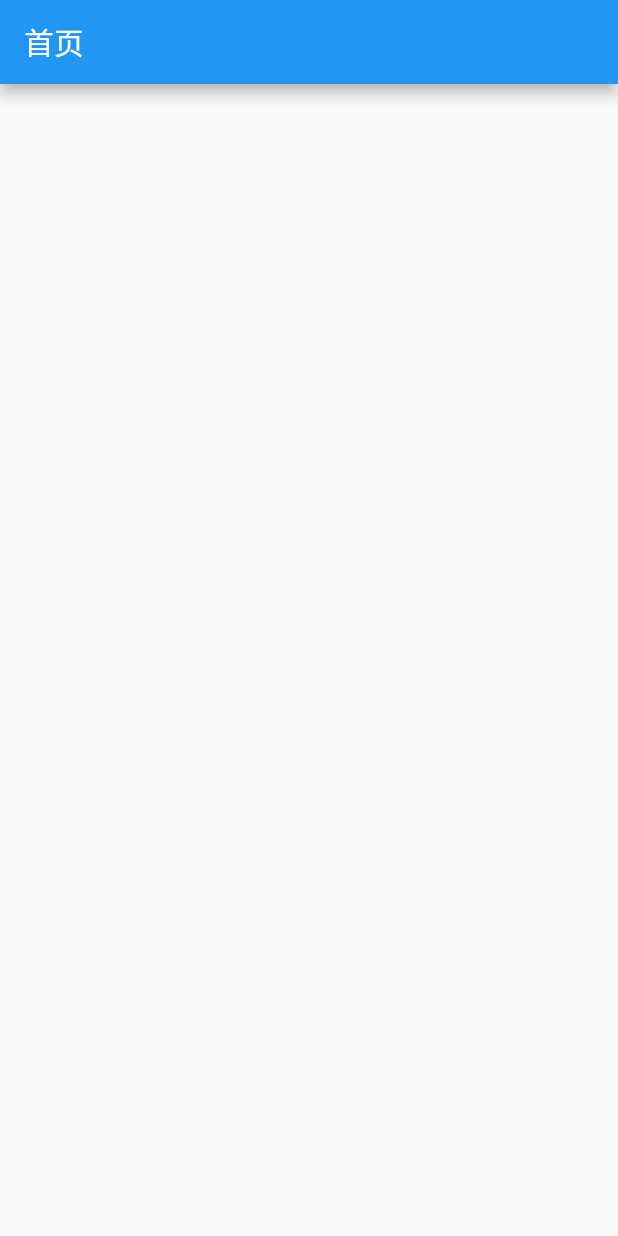
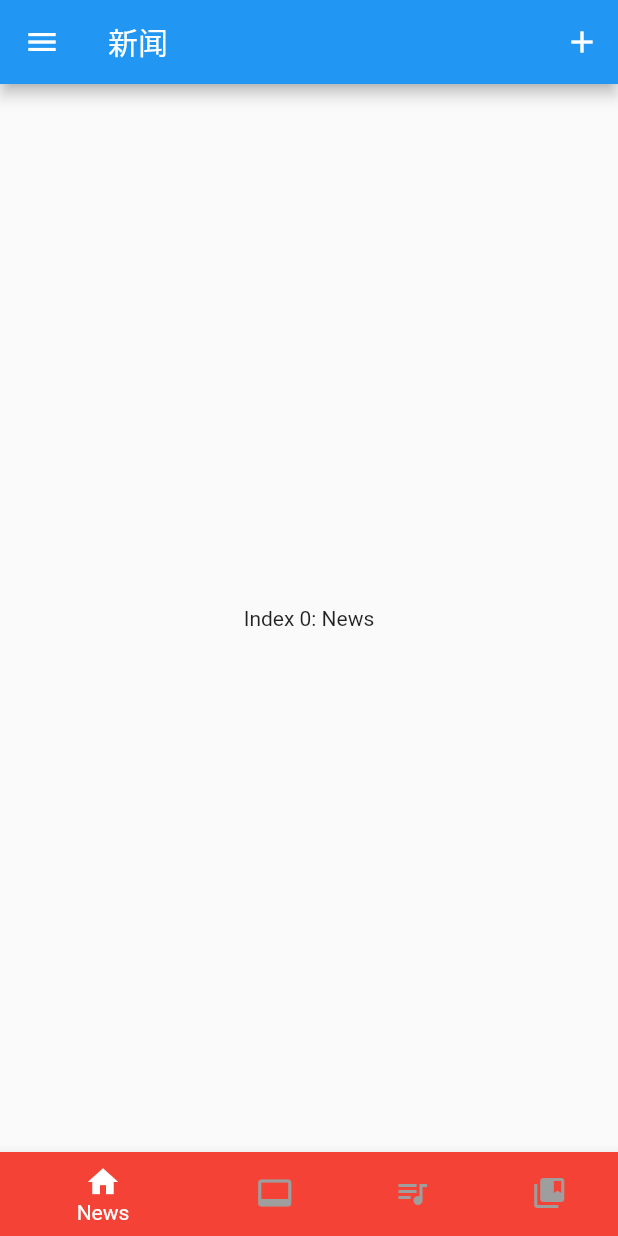
Before and after one commit to HappyGhostz/show_time_for_flutter, a Flutter app: the HomePage screen opened directly, on a phone screen of 412 x 824 dp. Run offline on Flutter 3.47's test engine with Material 2 defaults, Android fonts, the phone set to English and light mode, and no system bars.

Commit message:
feat: draw ui completed

```diff
--- a/lib/home.dart
+++ b/lib/home.dart
@@ -6,6 +6,9 @@ class HomeWidget extends StatelessWidget{
     return MaterialApp(
       debugShowCheckedModeBanner: false,
       home: HomePage(),
+      theme: ThemeData(
+        primarySwatch: Colors.red,
+      ),
     );
   }
 }
@@ -15,12 +18,124 @@ class HomePage extends StatefulWidget{
   State<StatefulWidget> createState()=>HomePageState();
 }
 class HomePageState extends State<HomePage>{
+  int _selectedIndex = 0;
+  final _selectedTitles =[
+    "新闻",
+    "视频",
+    "音乐爽听",
+    "阅读",
+  ];
+  final _widgetOptions = [
+    Text('Index 0: News'),
+    Text('Index 1: Video'),
+    Text('Index 2: Music'),
+    Text('Index 3: Books'),
+  ];
+  int _selectDrawItemIndex = -1;
+  TextStyle style = TextStyle(color: Colors.black);
   @override
   Widget build(BuildContext context) {
     return Scaffold(
       appBar: AppBar(
-        title: Text('首页'),
+        title: Text(_selectedTitles.elementAt(_selectedIndex)),
+//        在有draw控件的情况下，忽略leading会默认有个图标打开draw
+//        leading: IconButton(icon:Icon( Icons.list),
+//        onPressed: (){
+//          ScaffoldState().openDrawer();
+//        },),
+        actions: <Widget>[
+          IconButton(icon: Icon(Icons.add),
+          onPressed: (){
+
+          },),
+        ],
       ),
+      body: Center(
+        child: _widgetOptions.elementAt(_selectedIndex),
+      ),
+      drawer: Drawer(
+        child:  _onDrawViewPage(),
+      ),
+      bottomNavigationBar: Theme(
+          data: ThemeData(
+            canvasColor: Colors.red,
+            textTheme: Theme.of(context).textTheme.copyWith(caption: style)
+          ),
+          child: BottomNavigationBar(
+            items: <BottomNavigationBarItem>[
+              BottomNavigationBarItem(icon: Icon(Icons.home,color:_selectIconColor(0),),
+                  title: Text('News',)),
+              BottomNavigationBarItem(icon: Icon(Icons.video_label,color: _selectIconColor(1),),
+                  title: Text('Video',)),
+              BottomNavigationBarItem(icon: Icon(Icons.queue_music,color: _selectIconColor(2),),
+                  title: Text('Music',)),
+              BottomNavigationBarItem(icon: Icon(Icons.collections_bookmark,color: _selectIconColor(3),),
+                  title: Text('Books',)),
+            ],
+            currentIndex: _selectedIndex,
+            onTap: _onItemTapped,
+//             这两个属性一起用才起作用
+//            fixedColor: Colors.deepPurple,
+//            type: BottomNavigationBarType.fixed,
+          )),
     );
   }
+  void _onItemTapped(int index) {
+    setState(() {
+      _selectedIndex = index;
+    });
+  }
+  Color _selectIconColor(int index){
+    return _selectedIndex==index?Colors.white:Colors.grey;
+  }
+  Widget _onDrawViewPage(){
+    return Column(
+      children: <Widget>[
+        const UserAccountsDrawerHeader(
+          accountName: Text('ShowTime'),
+          accountEmail: Text('zcphappyghost@163.com'),
+          currentAccountPicture: CircleAvatar(
+            backgroundImage: AssetImage(
+              'images/drawhead.png',
+            ),
+          ),
+          margin: EdgeInsets.zero,
+        ),
+        gestureDetectorForItem(Icons.library_books,'段子',0,_selectDrawItemIndex),
+        gestureDetectorForItem(Icons.image,'图片',1,_selectDrawItemIndex),
+        gestureDetectorForItem(Icons.live_tv,'直播',2,_selectDrawItemIndex),
+        gestureDetectorForItem(Icons.settings,'设置',3,_selectDrawItemIndex),
+      ],
+    );
+  }
+
+  GestureDetector gestureDetectorForItem(IconData icon,String title,int drawItemIndex,int _selectDrawItemIndex) {
+    return GestureDetector(
+        child: Container(
+          color:_selectDrawItemIndex==drawItemIndex?Colors.grey:Colors.white,
+          child: Row(
+            children: <Widget>[
+              Container(
+                child: Icon(icon,color: _selectDrawItemIndex==drawItemIndex?Colors.red:Colors.grey,),
+                margin: EdgeInsets.all(16.0),
+              ),
+              Container(
+                child: Text(title,style: TextStyle(
+                  color: _selectDrawItemIndex==drawItemIndex?Colors.red:Colors.black
+                ),),
+                margin: EdgeInsets.all(16.0),
+              )
+            ],
+          ),
+        ),
+        onTap:(){
+          _onDrawItemSelect(drawItemIndex);
+        },
+      );
+  }
+  _onDrawItemSelect(int drawItemIndex){
+    _selectDrawItemIndex = drawItemIndex;
+    setState(() {
+    });
+  }
 }
--- a/lib/lunch.dart
+++ b/lib/lunch.dart
@@ -35,7 +35,9 @@ class LuncherImage extends StatefulWidget{
 class LuncherImageState extends State<LuncherImage>{
   showNextPage(){
     Navigator.pushAndRemoveUntil(context, MaterialPageRoute(builder:(context){
-      SystemChrome.setEnabledSystemUIOverlays([SystemUiOverlay.top]);
+      SystemChrome.setEnabledSystemUIOverlays([SystemUiOverlay.top,SystemUiOverlay.bottom]);
+      SystemUiOverlayStyle systemUiOverlayStyle = SystemUiOverlayStyle(statusBarColor: Colors.transparent);
+      SystemChrome.setSystemUIOverlayStyle(systemUiOverlayStyle);
       return HomeWidget();
     }), (route) => route == null);
   }
--- a/pubspec.yaml
+++ b/pubspec.yaml
@@ -42,6 +42,7 @@ flutter:
   #  - images/a_dot_ham.jpeg
   assets:
    - images/splash.gif
+   - images/drawhead.png
   # An image asset can refer to one or more resolution-specific "variants", see
   # https://flutter.io/assets-and-images/#resolution-aware.
 
```
Also changed, not shown: images/drawhead.png (added).
